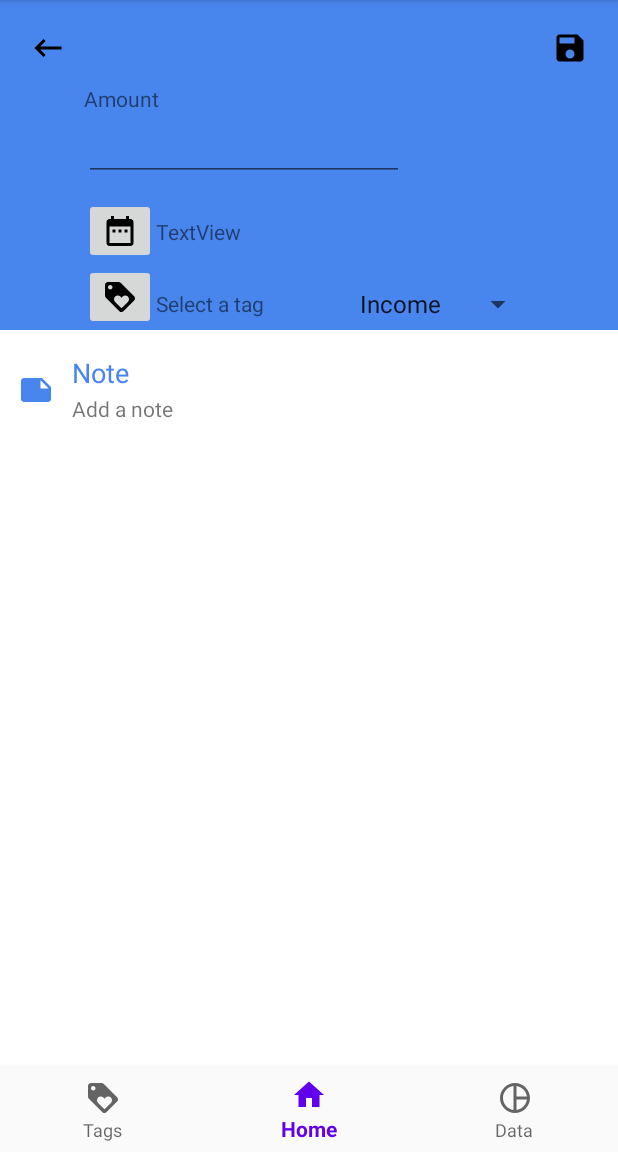
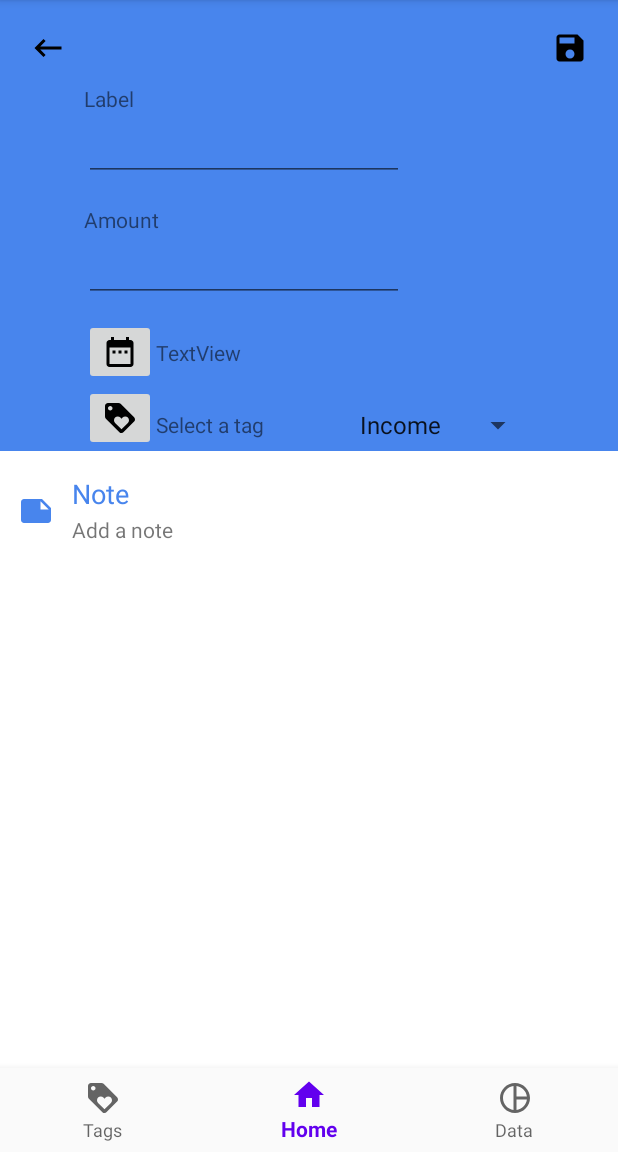
Before and after one commit to TonyLim658/expense, an Android app: the AddTradeFragment screen opened through its navigation route, on a phone screen of 412 x 824 dp, the part 84-1236 px from its top. Run offline under Robolectric (Android 15) with nearby library versions, the phone set to English and light mode, and no system bars; our stand-ins replace Room's generated code, navigation-ui; 11 statements that could not run were skipped.

Commit message:
title added to trade

```diff
--- a/app/src/main/java/com/example/expensemanager/database/ExpenseDatabase.kt
+++ b/app/src/main/java/com/example/expensemanager/database/ExpenseDatabase.kt
@@ -14,7 +14,7 @@ import kotlinx.coroutines.CoroutineScope
 import kotlinx.coroutines.Dispatchers
 import kotlinx.coroutines.launch
 
-@Database(entities = [Tag::class, Trade::class], version = 3)
+@Database(entities = [Tag::class, Trade::class], version = 4)
 @TypeConverters(Converters::class)
 abstract class ExpenseDatabase : RoomDatabase() {
 
--- a/app/src/main/java/com/example/expensemanager/database/adapter/TradeAdapter.kt
+++ b/app/src/main/java/com/example/expensemanager/database/adapter/TradeAdapter.kt
@@ -32,8 +32,9 @@ class TradeAdapter internal constructor(
 
     override fun onBindViewHolder(holder: tradeViewHolder, position: Int) {
         val current = trades[position]
-        holder.tradeItemView.text = current.amount.toString() + "€ - " + current.tagLabel +
-                " - " + SimpleDateFormat("dd/M/yyyy").format(current.date.time!!)
+        holder.tradeItemView.text = current.tradeLabel + " " + current.amount.toString() + "€ " +
+                current.tagLabel + " " +
+                SimpleDateFormat("dd/M").format(current.date.time!!)
         holder.tradeDeleteButton.setOnClickListener {
             Log.d("tradeListAdapter : ", "delete me on position $position !")
             var newtrades = this.trades.toMutableList()
--- a/app/src/main/java/com/example/expensemanager/database/dao/TradeDao.kt
+++ b/app/src/main/java/com/example/expensemanager/database/dao/TradeDao.kt
@@ -25,13 +25,17 @@ interface TradeDao {
     fun getTradesByType(is_income: Boolean): LiveData<List<Trade>>
 
     @Query("SELECT Trade.id, Trade.amount, Trade.tag_id, Trade.date," +
+            "Trade.label as trade_label," +
             "Tag.label as tag_label, Tag.is_income from Trade " +
-            "INNER JOIN Tag ON Trade.tag_id = Tag.id ")
+            "INNER JOIN Tag ON Trade.tag_id = Tag.id " +
+            "ORDER BY Trade.date ASC")
     fun getTradesWithTag(): LiveData<List<TradeWithTag>>
 
-    @Query("SELECT Trade.id, Trade.amount, Trade.tag_id, Trade.date," +
+    @Query("SELECT Trade.id, Trade.amount, Trade.tag_id, Trade.date,"+
+            "Trade.label as trade_label," +
             "Tag.label as tag_label, Tag.is_income from Trade " +
             "INNER JOIN Tag ON Trade.tag_id = Tag.id WHERE tag_id " +
-            "IN(SELECT id FROM Tag WHERE is_income = :is_income)")
+            "IN(SELECT id FROM Tag WHERE is_income = :is_income) " +
+            "ORDER BY Trade.date ASC")
     fun getTradesWithTagByType(is_income: Boolean): LiveData<List<TradeWithTag>>
 }
--- a/app/src/main/java/com/example/expensemanager/database/entity/Trade.kt
+++ b/app/src/main/java/com/example/expensemanager/database/entity/Trade.kt
@@ -11,10 +11,11 @@ import java.sql.Date
         entity = Tag::class,
         parentColumns = arrayOf("id"),
         childColumns = arrayOf("tag_id"),
-        onDelete = ForeignKey.CASCADE
+        onDelete = ForeignKey.NO_ACTION
     )]
 )
 data class Trade(@PrimaryKey(autoGenerate = true) val id: Long,
+                 @ColumnInfo(name = "label") val label: String,
                  @ColumnInfo(name = "amount") val amount: Double,
                  @ColumnInfo(name = "tag_id") val tagId: Long,
                  @ColumnInfo(name = "date") val date: Date
--- a/app/src/main/java/com/example/expensemanager/database/entity/TradeWithTag.kt
+++ b/app/src/main/java/com/example/expensemanager/database/entity/TradeWithTag.kt
@@ -8,6 +8,7 @@ import java.sql.Date
 
 data class TradeWithTag(val id: Long,
                         @ColumnInfo(name = "amount") val amount: Double,
+                        @ColumnInfo(name = "trade_label") val tradeLabel: String,
                         @ColumnInfo(name = "tag_id") val tagId: Long,
                         @ColumnInfo(name = "tag_label") val tagLabel: String,
                         @ColumnInfo(name = "is_income") val is_income: Boolean,
--- a/app/src/main/java/com/example/expensemanager/ui/trade/AddTradeFragment.kt
+++ b/app/src/main/java/com/example/expensemanager/ui/trade/AddTradeFragment.kt
@@ -52,6 +52,7 @@ class AddTradeFragment : Fragment() {
         txtDateTrade.text = SimpleDateFormat("dd/M/yyyy").format(date.time!!)
         val txtTagTrade =  root.txt_tag_trade
         val editTxtAmount = root.edit_txt_add_trade_amount
+        val editTxtLabel = root.edit_txt_add_trade_label
         val tradeTypeSpinner: Spinner = root.findViewById(R.id.spinner_trade_type)
         root.btn_select_date_trade.setOnClickListener {
             val c = Calendar.getInstance()
@@ -145,7 +146,8 @@ class AddTradeFragment : Fragment() {
                 }
                 else -> {
                     val amount: Double = editTxtAmount.text.toString().toDouble()
-                    var trade: Trade = Trade(0, amount, tag!!.id, date)
+                    val label: String = editTxtLabel.text.toString()
+                    var trade: Trade = Trade(0, label, amount, tag!!.id, date)
                     addTradeViewModel.insert(trade)
                     val action = AddTradeFragmentDirections.actionNavigationTradeToNavigationHome()
                     findNavController().navigate(action)
--- a/app/src/main/res/layout/fragment_add_trade.xml
+++ b/app/src/main/res/layout/fragment_add_trade.xml
@@ -51,12 +51,30 @@
             app:layout_constraintTop_toTopOf="parent">
 
             <TextView
+                android:id="@+id/textView5"
+                android:layout_width="wrap_content"
+                android:layout_height="wrap_content"
+                android:text="Label"
+                app:layout_constraintStart_toStartOf="parent"
+                app:layout_constraintTop_toTopOf="parent" />
+
+            <EditText
+                android:id="@+id/edit-txt-add-trade-label"
+                android:layout_width="wrap_content"
+                android:layout_height="wrap_content"
+                android:ems="10"
+                android:inputType="text"
+                app:layout_constraintStart_toStartOf="parent"
+                app:layout_constraintTop_toBottomOf="@+id/textView5" />
+
+            <TextView
                 android:id="@+id/textView8"
                 android:layout_width="wrap_content"
                 android:layout_height="wrap_content"
+                android:layout_marginTop="16dp"
                 android:text="Amount"
                 app:layout_constraintStart_toStartOf="parent"
-                app:layout_constraintTop_toTopOf="parent" />
+                app:layout_constraintTop_toBottomOf="@+id/edit-txt-add-trade-label" />
 
             <EditText
                 android:id="@+id/edit-txt-add-trade-amount"
```
